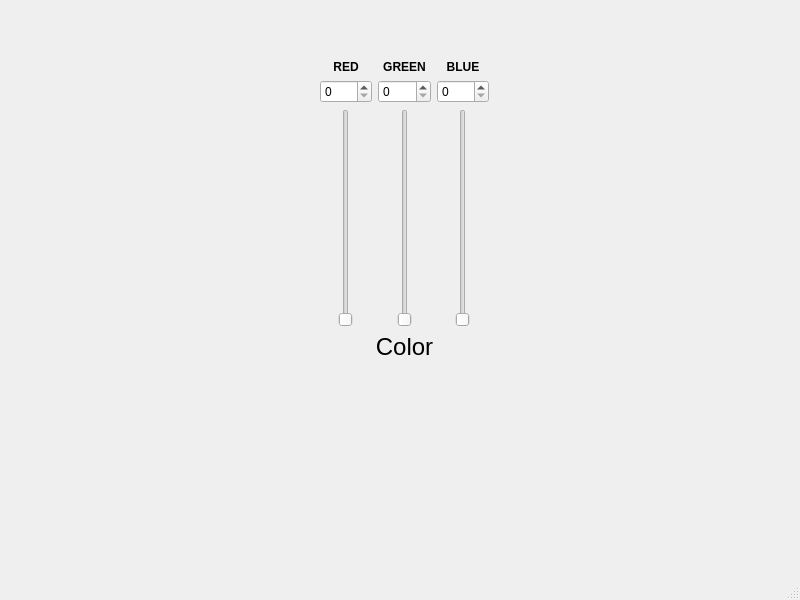
Before: the Qt Designer form TP_RGB/mainwindow.ui in HugoDelavegas/RGB, drawn with Qt 5.
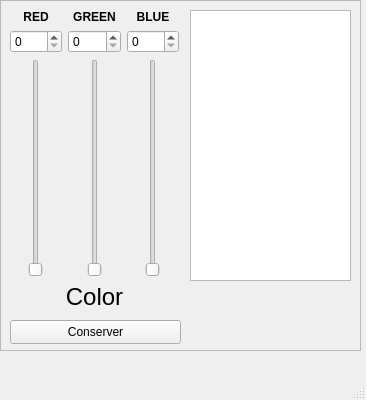
After: the same form once the commit is applied.

Commit message: Fonctionnalité 1

What changed in the file:
```diff
--- a/TP_RGB/mainwindow.ui
+++ b/TP_RGB/mainwindow.ui
@@ -6,19 +6,44 @@
    <rect>
     <x>0</x>
     <y>0</y>
-    <width>800</width>
-    <height>600</height>
+    <width>366</width>
+    <height>400</height>
    </rect>
   </property>
   <property name="windowTitle">
    <string>MainWindow</string>
   </property>
   <widget class="QWidget" name="centralwidget">
+   <widget class="QFrame" name="frame">
+    <property name="geometry">
+     <rect>
+      <x>0</x>
+      <y>0</y>
+      <width>361</width>
+      <height>351</height>
+     </rect>
+    </property>
+    <property name="frameShape">
+     <enum>QFrame::Shape::StyledPanel</enum>
+    </property>
+    <property name="frameShadow">
+     <enum>QFrame::Shadow::Raised</enum>
+    </property>
+    <widget class="QListView" name="listView">
+     <property name="geometry">
+      <rect>
+       <x>190</x>
+       <y>10</y>
+       <width>161</width>
+       <height>271</height>
+      </rect>
+     </property>
+    </widget>
    <widget class="QWidget" name="verticalLayoutWidget_4">
     <property name="geometry">
      <rect>
-      <x>320</x>
-      <y>60</y>
+       <x>10</x>
+       <y>10</y>
       <width>169</width>
       <height>301</height>
      </rect>
@@ -155,6 +180,20 @@
      </item>
     </layout>
    </widget>
+    <widget class="QPushButton" name="pushButton">
+     <property name="geometry">
+      <rect>
+       <x>10</x>
+       <y>320</y>
+       <width>171</width>
+       <height>24</height>
+      </rect>
+     </property>
+     <property name="text">
+      <string>Conserver</string>
+     </property>
+    </widget>
+   </widget>
   </widget>
   <widget class="QMenuBar" name="menubar">
    <property name="geometry">
```
Left out of the diff: 2 changed lines with no effect on the pictures. Lines whose indentation alone changed are shown as unchanged. The commit also changes 2 other files.
